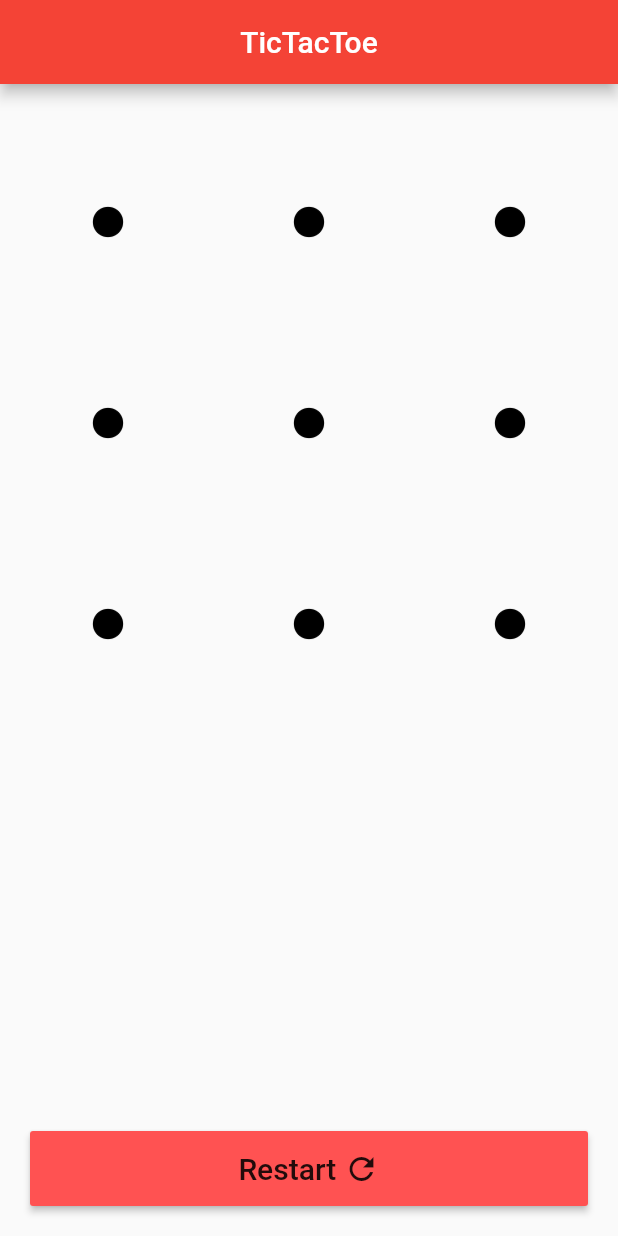
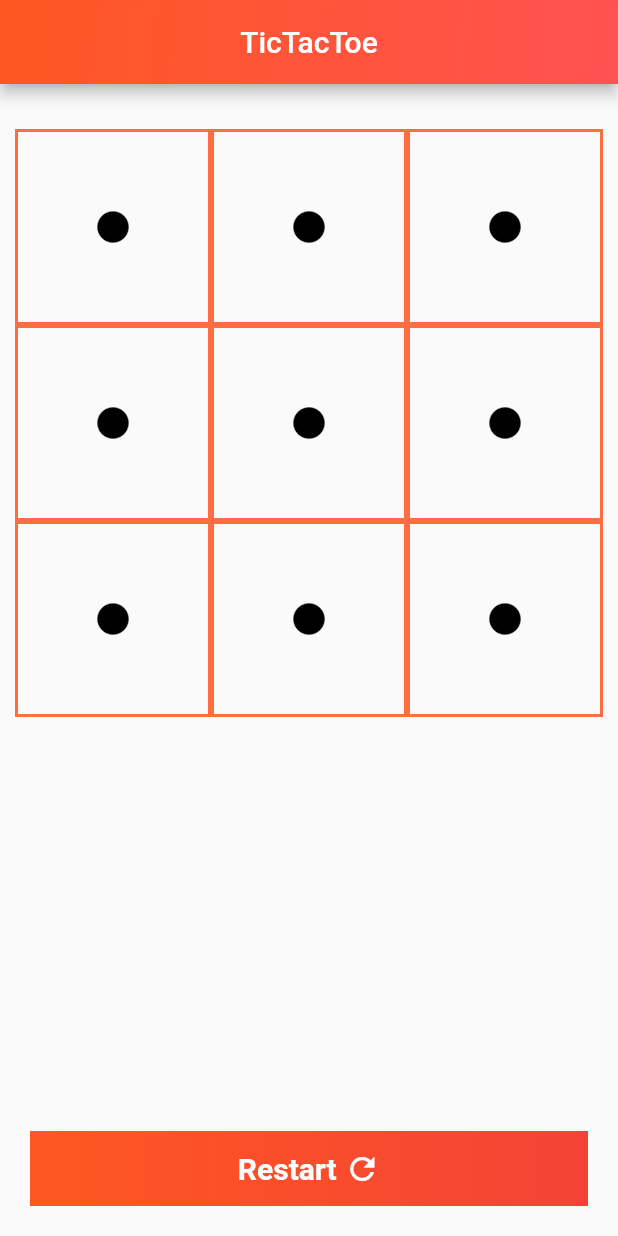
Before and after one commit to mohit28798/tictactoe_game, a Flutter app: the screen it shows after launch, on a phone screen of 412 x 824 dp. Run offline on Flutter 3.47's test engine with Material 2 defaults, Android fonts, the phone set to English and light mode, and no system bars.

Commit message:
added some styling

```diff
--- a/lib/homepage.dart
+++ b/lib/homepage.dart
@@ -154,6 +154,13 @@ class HomePageState extends State<HomePage> {
     return Scaffold(
       appBar: AppBar(
         centerTitle: true,
+        flexibleSpace: Container(
+          decoration: BoxDecoration(
+              gradient: LinearGradient(
+                  begin: Alignment.topLeft,
+                  end: Alignment.bottomRight,
+                  colors: [Colors.deepOrange, Colors.redAccent])),
+        ),
         title: Text('TicTacToe'),
       ),
       body: Column(
@@ -165,12 +172,14 @@ class HomePageState extends State<HomePage> {
             child: GridView.builder(
               padding: EdgeInsets.all(10),
               gridDelegate: SliverGridDelegateWithFixedCrossAxisCount(
-                  crossAxisCount: 3,
-                  childAspectRatio: 1.0,
-                  mainAxisSpacing: 10.0,
-                  crossAxisSpacing: 10.0),
+                crossAxisCount: 3,
+                childAspectRatio: 1.0,
+              ),
               itemCount: 9,
-              itemBuilder: (context, i) => SizedBox(
+              itemBuilder: (context, i) => Container(
+                decoration: BoxDecoration(
+                    border:
+                        Border.all(color: Colors.deepOrangeAccent, width: 2)),
                 width: 100.0,
                 height: 100.0,
                 child: MaterialButton(
@@ -185,14 +194,16 @@ class HomePageState extends State<HomePage> {
           Container(
             child: Text(
               this.message,
-              style: TextStyle(fontSize: 50, color: Colors.grey),
+              style: TextStyle(fontSize: 50, color: Colors.deepOrangeAccent),
             ),
           ),
           Padding(padding: EdgeInsets.all(10)),
           Container(
+            decoration: BoxDecoration(
+                gradient:
+                    LinearGradient(colors: [Colors.deepOrange, Colors.red])),
             margin: EdgeInsets.only(left: 20, right: 20),
             child: MaterialButton(
-              color: Colors.redAccent,
               minWidth: 300.0,
               height: 50,
               onPressed: () {
@@ -204,13 +215,22 @@ class HomePageState extends State<HomePage> {
                   (this.message == '')
                       ? Text(
                           "Restart ",
-                          style: TextStyle(fontSize: 20),
+                          style: TextStyle(
+                              fontSize: 20,
+                              color: Colors.white,
+                              fontWeight: FontWeight.bold),
                         )
                       : Text(
                           "Restarting in $_start sec. ",
-                          style: TextStyle(fontSize: 20),
+                          style: TextStyle(
+                              fontSize: 20,
+                              color: Colors.white,
+                              fontWeight: FontWeight.bold),
                         ),
-                  Icon(Icons.refresh),
+                  Icon(
+                    Icons.refresh,
+                    color: Colors.white,
+                  ),
                 ],
               ),
             ),
```
Also changed, not shown: images/screenshot1.jpg (added), images/screenshot2.jpg (added), 1 other file.
